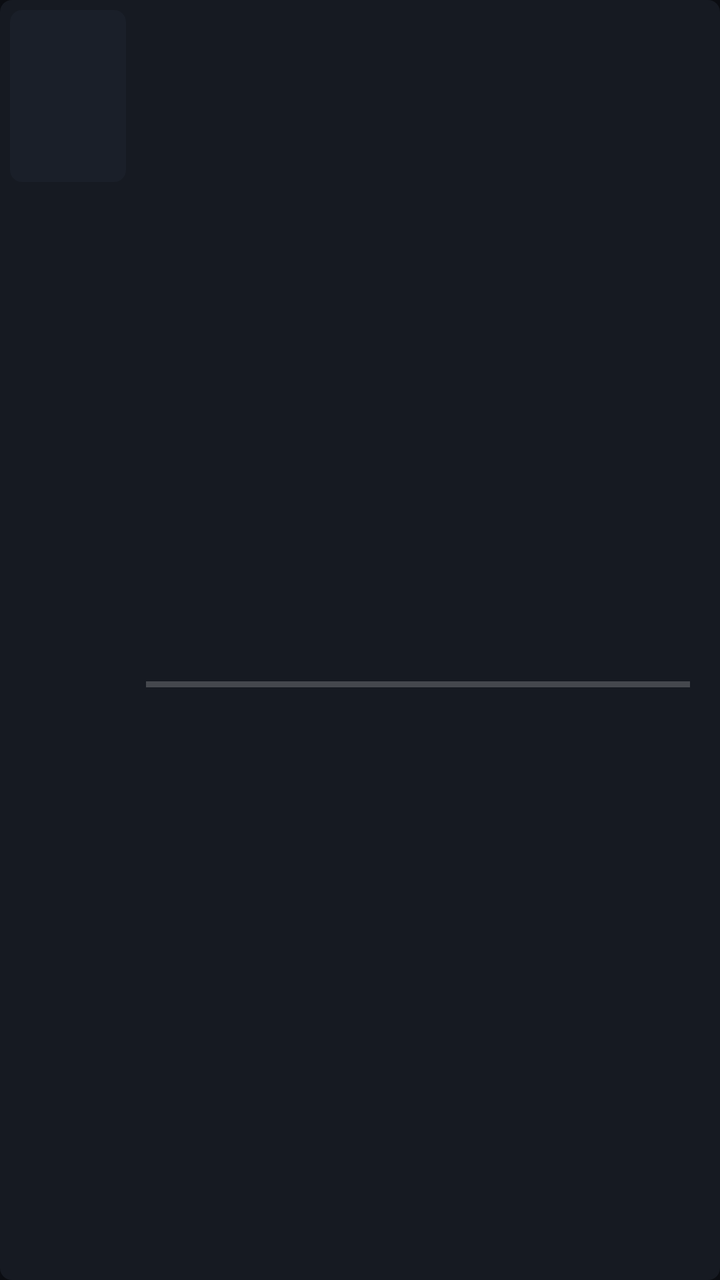
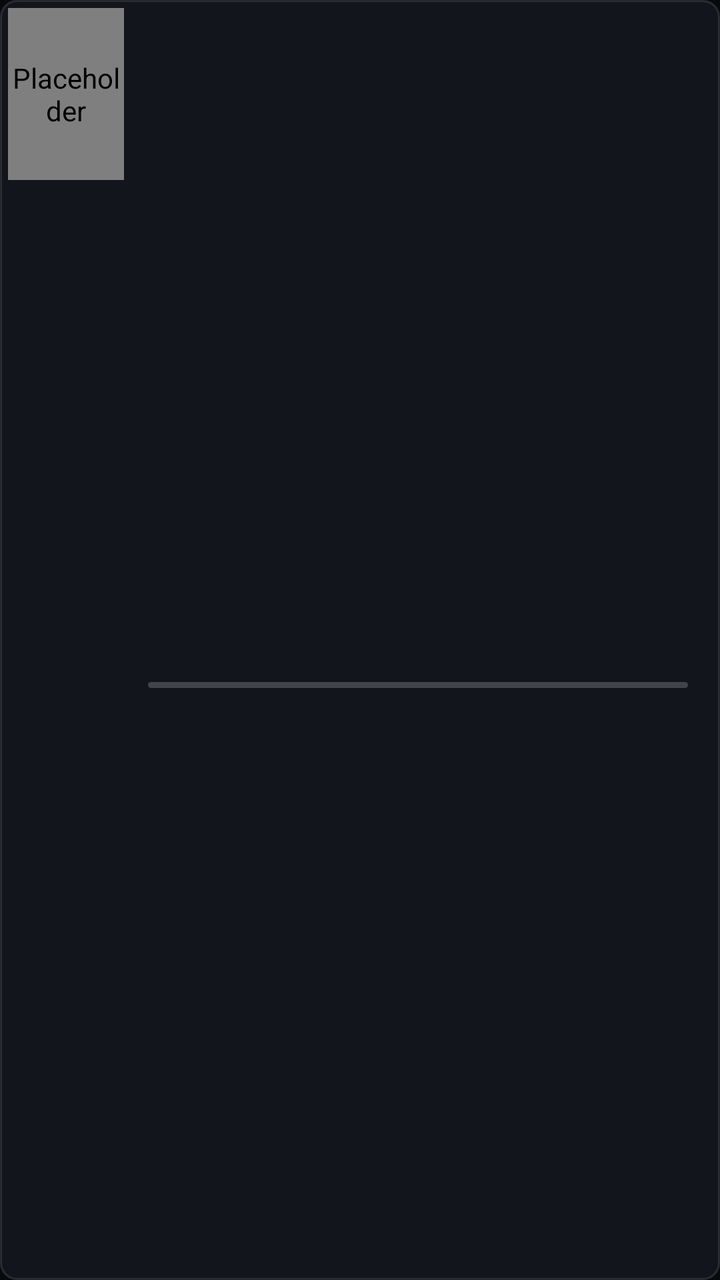

Screens rendered from an Android XML layout before and after an edit, with the pre-edit source and the edit as a unified diff.
<!-- AndroidManifest.xml: application theme AppTheme -->
<!-- res/layout/item_record.xml -->
<?xml version="1.0" encoding="utf-8"?>
<LinearLayout xmlns:android="http://schemas.android.com/apk/res/android"
    android:layout_width="match_parent"
    android:layout_height="96dp"
    android:orientation="horizontal"
    android:focusable="true"
    android:background="@drawable/bg_card"
    android:padding="5dp">

    <ImageView
        android:id="@+id/poster"
        android:layout_width="58dp"
        android:layout_height="86dp"
        android:scaleType="centerCrop"
        android:background="@drawable/ph_poster"
        android:contentDescription="@null" />

    <LinearLayout
        android:layout_width="0dp"
        android:layout_height="match_parent"
        android:layout_weight="1"
        android:layout_marginLeft="10dp"
        android:layout_marginRight="6dp"
        android:orientation="vertical"
        android:gravity="center_vertical">

        <TextView
            android:id="@+id/h_title"
            style="@style/CardTitle"
            android:layout_width="match_parent"
            android:layout_height="wrap_content"
            android:textSize="14sp" />

        <TextView
            android:id="@+id/h_sub"
            style="@style/CardSub"
            android:layout_width="match_parent"
            android:layout_height="wrap_content"
            android:layout_marginTop="3dp"
            android:textSize="11sp" />

        
        <LinearLayout
            android:layout_width="match_parent"
            android:layout_height="3dp"
            android:layout_marginTop="8dp"
            android:layout_marginRight="4dp"
            android:orientation="horizontal">

            <View
                android:id="@+id/h_bar_done"
                android:layout_width="0dp"
                android:layout_height="3dp"
                android:layout_weight="0"
                android:background="@color/accent" />

            <View
                android:id="@+id/h_bar_rest"
                android:layout_width="0dp"
                android:layout_height="3dp"
                android:layout_weight="100"
                android:background="#33FFFFFF" />
        </LinearLayout>
    </LinearLayout>
</LinearLayout>
<!-- resources referenced by this layout -->
<resources>
  <color name="accent">#FFFF4D6A</color>
  <!-- drawable bg_card (drawable) -->
  <?xml version="1.0" encoding="utf-8"?>
  <selector xmlns:android="http://schemas.android.com/apk/res/android">
      
      <item android:state_focused="true">
          <shape android:shape="rectangle">
              <solid android:color="@color/bg_card" />
              <corners android:radius="6dp" />
              <stroke android:width="3dp" android:color="#FFFFFFFF" />
          </shape>
      </item>
      <item android:state_pressed="true">
          <shape android:shape="rectangle">
              <solid android:color="@color/bg_elev" />
              <corners android:radius="6dp" />
          </shape>
      </item>
      <item>
          <shape android:shape="rectangle">
              <solid android:color="@color/bg_card" />
              <corners android:radius="6dp" />
          </shape>
      </item>
  </selector>
  <!-- drawable ph_poster (drawable) -->
  <?xml version="1.0" encoding="utf-8"?>
  <shape xmlns:android="http://schemas.android.com/apk/res/android" android:shape="rectangle">
      <solid android:color="#FF1A1F29" />
      <corners android:radius="6dp" />
  </shape>
  <style name="CardSub">
          <item name="android:textColor">@color/text_secondary</item>
          <item name="android:textSize">12sp</item>
          <item name="android:singleLine">true</item>
          <item name="android:ellipsize">end</item>
      </style>
  <style name="CardTitle">
          <item name="android:textColor">@color/text_primary</item>
          <item name="android:textSize">15sp</item>
          <item name="android:singleLine">true</item>
          <item name="android:ellipsize">end</item>
      </style>
  <style name="AppTheme" parent="@android:style/Theme.Holo.NoActionBar">
          <item name="android:windowBackground">@color/bg</item>
          <item name="android:windowNoTitle">true</item>
      </style>
  <color name="bg_card">#FF161A22</color>
  <color name="bg_elev">#FF1E2430</color>
  <color name="text_secondary">#FF9AA3B2</color>
  <color name="text_primary">#FFF2F4F8</color>
  <color name="bg">#FF0B0D12</color>
</resources>

<!-- the commit's change to res/layout/item_record.xml (unified diff, before → after) -->
@@ -5,9 +5,9 @@
     android:orientation="horizontal"
     android:focusable="true"
     android:background="@drawable/bg_card"
-    android:padding="5dp">
+    android:padding="4dp">
 
-    <ImageView
+    <com.vodtv.widget.RoundImageView
         android:id="@+id/poster"
         android:layout_width="58dp"
         android:layout_height="86dp"
@@ -19,32 +19,30 @@
         android:layout_width="0dp"
         android:layout_height="match_parent"
         android:layout_weight="1"
-        android:layout_marginLeft="10dp"
-        android:layout_marginRight="6dp"
+        android:layout_marginLeft="@dimen/space_md"
+        android:layout_marginRight="@dimen/space_sm"
         android:orientation="vertical"
         android:gravity="center_vertical">
 
         <TextView
             android:id="@+id/h_title"
-            style="@style/CardTitle"
+            style="@style/Text.Body"
             android:layout_width="match_parent"
-            android:layout_height="wrap_content"
-            android:textSize="14sp" />
+            android:layout_height="wrap_content" />
 
         <TextView
             android:id="@+id/h_sub"
-            style="@style/CardSub"
+            style="@style/Text.Micro"
             android:layout_width="match_parent"
             android:layout_height="wrap_content"
-            android:layout_marginTop="3dp"
-            android:textSize="11sp" />
+            android:layout_marginTop="2dp" />
 
         
         <LinearLayout
             android:layout_width="match_parent"
             android:layout_height="3dp"
-            android:layout_marginTop="8dp"
-            android:layout_marginRight="4dp"
+            android:layout_marginTop="@dimen/space_sm"
+            android:layout_marginRight="@dimen/space_xs"
             android:orientation="horizontal">
 
             <View
@@ -52,14 +50,14 @@
                 android:layout_width="0dp"
                 android:layout_height="3dp"
                 android:layout_weight="0"
-                android:background="@color/accent" />
+                android:background="@drawable/bar_done" />
 
             <View
                 android:id="@+id/h_bar_rest"
                 android:layout_width="0dp"
                 android:layout_height="3dp"
                 android:layout_weight="100"
-                android:background="#33FFFFFF" />
+                android:background="@drawable/bar_rest" />
         </LinearLayout>
     </LinearLayout>
 </LinearLayout>
<!-- resource entries referenced after the edit -->
@@ -1,56 +1,77 @@
 <!-- resources referenced by this layout -->
 <resources>
-  <color name="accent">#FFFF4D6A</color>
+  <dimen name="space_md">12dp</dimen>
+  <dimen name="space_sm">8dp</dimen>
+  <dimen name="space_xs">4dp</dimen>
+  <!-- drawable bar_done (drawable) -->
+  <?xml version="1.0" encoding="utf-8"?>
+  <shape xmlns:android="http://schemas.android.com/apk/res/android" android:shape="rectangle">
+      <solid android:color="@color/brand" />
+      <corners android:radius="99dp" />
+  </shape>
+  <!-- drawable bar_rest (drawable) -->
+  <?xml version="1.0" encoding="utf-8"?>
+  <shape xmlns:android="http://schemas.android.com/apk/res/android" android:shape="rectangle">
+      <solid android:color="#33FFFFFF" />
+      <corners android:radius="99dp" />
+  </shape>
   <!-- drawable bg_card (drawable) -->
   <?xml version="1.0" encoding="utf-8"?>
   <selector xmlns:android="http://schemas.android.com/apk/res/android">
-      
       <item android:state_focused="true">
           <shape android:shape="rectangle">
-              <solid android:color="@color/bg_card" />
-              <corners android:radius="6dp" />
-              <stroke android:width="3dp" android:color="#FFFFFFFF" />
+              <solid android:color="@color/surface_2" />
+              <corners android:radius="@dimen/radius_md" />
+              <stroke android:width="@dimen/focus_stroke" android:color="@color/focus" />
           </shape>
       </item>
       <item android:state_pressed="true">
           <shape android:shape="rectangle">
-              <solid android:color="@color/bg_elev" />
-              <corners android:radius="6dp" />
+              <solid android:color="@color/surface_2" />
+              <corners android:radius="@dimen/radius_md" />
           </shape>
       </item>
       <item>
           <shape android:shape="rectangle">
-              <solid android:color="@color/bg_card" />
-              <corners android:radius="6dp" />
+              <solid android:color="@color/surface" />
+              <corners android:radius="@dimen/radius_md" />
+              <stroke android:width="1dp" android:color="@color/stroke" />
           </shape>
       </item>
   </selector>
   <!-- drawable ph_poster (drawable) -->
   <?xml version="1.0" encoding="utf-8"?>
-  <shape xmlns:android="http://schemas.android.com/apk/res/android" android:shape="rectangle">
-      <solid android:color="#FF1A1F29" />
-      <corners android:radius="6dp" />
+  <shape xmlns:android="http://schemas.android.com/apk/res/android"
+      android:shape="rectangle">
+      <solid android:color="@color/surface_2" />
+      <corners android:radius="@dimen/radius_md" />
   </shape>
-  <style name="CardSub">
-          <item name="android:textColor">@color/text_secondary</item>
-          <item name="android:textSize">12sp</item>
+  <style name="Text.Body">
+          <item name="android:textColor">@color/text_primary</item>
+          <item name="android:textSize">@dimen/text_body</item>
           <item name="android:singleLine">true</item>
           <item name="android:ellipsize">end</item>
       </style>
-  <style name="CardTitle">
-          <item name="android:textColor">@color/text_primary</item>
-          <item name="android:textSize">15sp</item>
+  <style name="Text.Micro">
+          <item name="android:textColor">@color/text_tertiary</item>
+          <item name="android:textSize">@dimen/text_micro</item>
           <item name="android:singleLine">true</item>
-          <item name="android:ellipsize">end</item>
       </style>
   <style name="AppTheme" parent="@android:style/Theme.Holo.NoActionBar">
           <item name="android:windowBackground">@color/bg</item>
           <item name="android:windowNoTitle">true</item>
       </style>
-  <color name="bg_card">#FF161A22</color>
-  <color name="bg_elev">#FF1E2430</color>
-  <color name="text_secondary">#FF9AA3B2</color>
-  <color name="text_primary">#FFF2F4F8</color>
-  <color name="bg">#FF0B0D12</color>
+  <color name="brand">#FF2B5CFF</color>
+  <color name="surface_2">#FF1B1F28</color>
+  <dimen name="radius_md">8dp</dimen>
+  <dimen name="focus_stroke">2dp</dimen>
+  <color name="focus">#FF5B82FF</color>
+  <color name="surface">#FF12151C</color>
+  <color name="stroke">#1FFFFFFF</color>
+  <color name="text_primary">#FFF5F7FA</color>
+  <dimen name="text_body">15sp</dimen>
+  <color name="text_tertiary">#FF76808F</color>
+  <dimen name="text_micro">11sp</dimen>
+  <color name="bg">#FF08090D</color>
 </resources>
 
